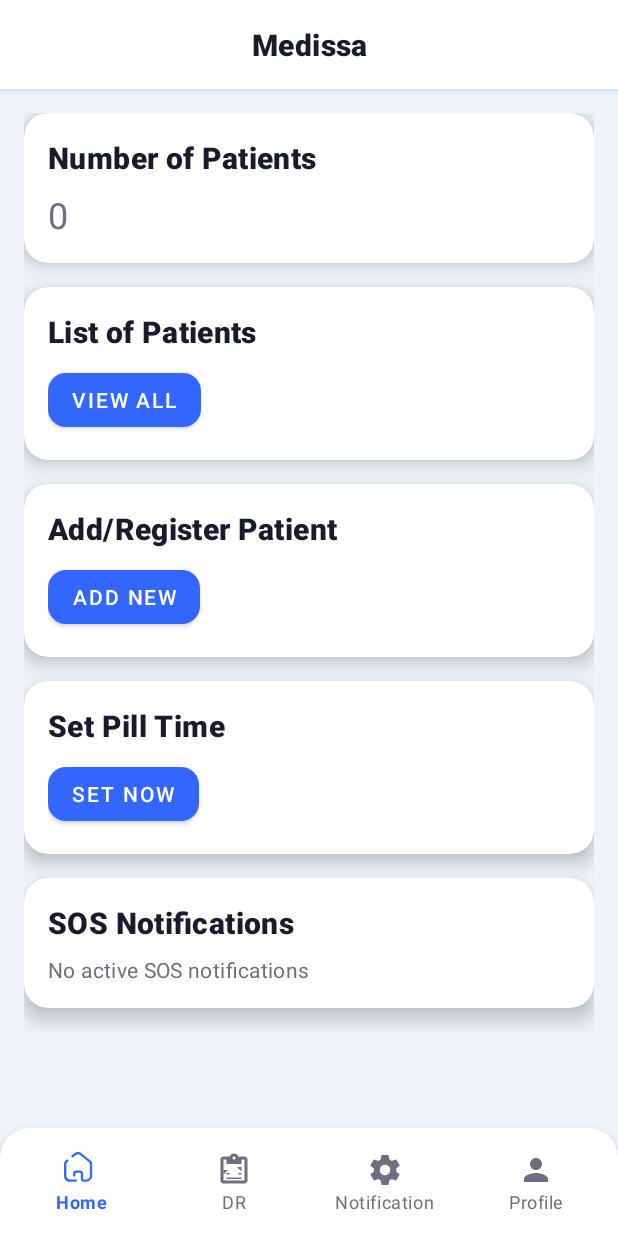
After one commit to mr-chetan-66/Automated-Medicine-Dispenser-AMDs-, an Android app: the NurseDashboardFragment screen opened directly, with no data from a screen before it, on a phone screen of 412 x 824 dp. The commit adds this screen. Run offline under Robolectric (Android 15) with nearby library versions, the phone set to English and light mode, and no system bars; our stand-ins replace CircleImageView, Firebase (no records; nobody signed in at launch, a user with empty details on screens opened directly).

```diff
--- /dev/null
+++ b/app/src/main/java/com/tsa/medissa/NurseDashboardFragment.kt
@@ -0,0 +1,69 @@
+package com.tsa.medissa
+
+
+import android.os.Bundle
+import android.view.LayoutInflater
+import android.view.View
+import android.view.ViewGroup
+import android.widget.TextView
+import android.widget.Toast
+import androidx.fragment.app.Fragment
+import com.google.android.material.button.MaterialButton
+import com.google.firebase.database.*
+
+class NurseDashboardFragment : Fragment() {
+
+    override fun onCreateView(
+        inflater: LayoutInflater, container: ViewGroup?,
+        savedInstanceState: Bundle?
+    ): View? {
+        return inflater.inflate(R.layout.nurse_dashboard_activity, container, false)
+    }
+
+    override fun onViewCreated(view: View, savedInstanceState: Bundle?) {
+        super.onViewCreated(view, savedInstanceState)
+
+        // ✅ Set Pill Schedule button
+        val btnSetPillSchedule = view.findViewById<MaterialButton>(R.id.btnSetPillSchedule)
+        btnSetPillSchedule.setOnClickListener {
+            parentFragmentManager.beginTransaction()
+                .replace(R.id.fragment_container, SetPillScheduleFragment())
+                .addToBackStack(null)
+                .commit()
+        }
+
+        // ✅ Add Patient button (Properly declared now)
+        val addPatientButton = view.findViewById<MaterialButton>(R.id.addPatientButton)
+        addPatientButton.setOnClickListener {
+            parentFragmentManager.beginTransaction()
+                .replace(R.id.fragment_container, AssignMachineFragment())
+                .addToBackStack(null)
+                .commit()
+        }
+
+        // ✅ Display patient count
+        val patientCountText = view.findViewById<TextView>(R.id.patientCountText)
+        FirebaseDatabase.getInstance().getReference("patients")
+            .addListenerForSingleValueEvent(object : ValueEventListener {
+                override fun onDataChange(snapshot: DataSnapshot) {
+                    val count = snapshot.childrenCount
+                    patientCountText.text = count.toString()
+                }
+
+                override fun onCancelled(error: DatabaseError) {
+                    patientCountText.text = "Error"
+                    Toast.makeText(requireContext(), "Failed to load patient count", Toast.LENGTH_SHORT).show()
+                }
+            })
+
+        // ✅ View All Patients button
+        val viewPatientsButton = view.findViewById<MaterialButton>(R.id.viewPatientsButton)
+        viewPatientsButton.setOnClickListener {
+            Toast.makeText(requireContext(), "View All Patients (Coming Soon)", Toast.LENGTH_SHORT).show()
+
+            // Uncomment when ready:
+            // val intent = Intent(requireContext(), PatientListActivity::class.java)
+            // startActivity(intent)
+        }
+    }
+}
--- a/app/src/main/java/com/tsa/medissa/NurseNavbar.kt
+++ b/app/src/main/java/com/tsa/medissa/NurseNavbar.kt
@@ -5,27 +5,33 @@ import android.widget.Toast
 import androidx.activity.OnBackPressedCallback
 import androidx.appcompat.app.AppCompatActivity
 import androidx.fragment.app.Fragment
+import androidx.fragment.app.commit
 import com.google.android.material.bottomnavigation.BottomNavigationView
 
 class NurseNavbar : AppCompatActivity() {
+
     private lateinit var bottomNavigationView: BottomNavigationView
     private var backPressedTime = 0L
+    private var homeFragment: NurseDashboardFragment? = null
 
     override fun onCreate(savedInstanceState: Bundle?) {
         super.onCreate(savedInstanceState)
         setContentView(R.layout.nurse_navbar)
+
         Toast.makeText(this, "Welcome to Medissa!", Toast.LENGTH_SHORT).show()
         bottomNavigationView = findViewById(R.id.bottom_navigation)
 
-        loadFragment(HomeFragment())
-        // Handle bottom navigation item selection
-        bottomNavigationView.setOnItemSelectedListener { item ->
-            val selectedFragment: Fragment = when (item.itemId) {
-                R.id.nav_home -> HomeFragment()
+        // Load default home fragment
+        loadFragment(NurseDashboardFragment())
+
+        // Setup bottom navigation
+        bottomNavigationView.setOnItemSelectedListener {
+            val selectedFragment = when (it.itemId) {
+                R.id.nav_home -> NurseDashboardFragment()
                 R.id.nav_dr -> DrDr()
-                R.id.nav_profile -> ProfileDocFragment()
+                R.id.nav_profile -> PatientProfile()
                 R.id.nav_noti -> NotiDoc()
-                else -> HomeFragment()
+                else -> NurseDashboardFragment()
             }
             loadFragment(selectedFragment)
             true
@@ -34,31 +40,26 @@ class NurseNavbar : AppCompatActivity() {
         handleBackPress()
     }
 
-    private var homeFragment: HomeFragment? = null
-
     private fun loadFragment(newFragment: Fragment) {
-        val fragmentToLoad: Fragment = if (newFragment is HomeFragment && homeFragment != null) {
-            homeFragment!! // Safe to use !! here because we checked for null
+        val fragmentToLoad = if (newFragment is NurseDashboardFragment && homeFragment != null) {
+            homeFragment!!
         } else {
-            if (newFragment is HomeFragment) homeFragment = newFragment
-            newFragment // This is guaranteed to be non-null
+            if (newFragment is NurseDashboardFragment) homeFragment = newFragment
+            newFragment
         }
 
-        supportFragmentManager.beginTransaction()
-            .replace(R.id.fragment_container, fragmentToLoad)
-            .commit()
+        supportFragmentManager.commit {
+            replace(R.id.fragment_container, fragmentToLoad)
+        }
     }
 
     private fun handleBackPress() {
         onBackPressedDispatcher.addCallback(this, object : OnBackPressedCallback(true) {
             override fun handleOnBackPressed() {
                 val currentTime = System.currentTimeMillis()
-
-                // If back button is pressed within 2 seconds, exit the app
                 if (currentTime - backPressedTime <= 2000) {
-                    finish() // Exit the app
+                    finish()
                 } else {
-                    // Show a Toast asking for confirmation
                     Toast.makeText(
                         this@NurseNavbar,
                         "Press back again to exit",
--- a/app/src/main/java/com/tsa/medissa/PatientNavbar.kt
+++ b/app/src/main/java/com/tsa/medissa/PatientNavbar.kt
@@ -33,7 +33,7 @@ class PatientNavbar : AppCompatActivity() {
     private var profileFragment: PatientProfile? = null
 
     private fun loadFragment(newFragment: Fragment) {
-        val fragmentToLoad: Fragment = if (newFragment is HomeFragment && profileFragment != null) {
+        val fragmentToLoad: Fragment = if (newFragment is NurseDashboardFragment && profileFragment != null) {
             profileFragment!! // Safe to use !! here because we checked for null
         } else {
             if (newFragment is PatientProfile) profileFragment = newFragment
--- a/app/src/main/java/com/tsa/medissa/MainActivity.kt
+++ b/app/src/main/java/com/tsa/medissa/UserTypeMainActivity.kt
@@ -5,7 +5,7 @@ import android.os.Bundle
 import androidx.appcompat.app.AppCompatActivity
 import com.google.android.material.card.MaterialCardView
 
-class MainActivity : AppCompatActivity() {
+class UserTypeMainActivity : AppCompatActivity() {
 
     override fun onCreate(savedInstanceState: Bundle?) {
         super.onCreate(savedInstanceState)
--- a/app/src/main/res/layout/homefragment.xml
+++ b/app/src/main/res/layout/nurse_dashboard_activity.xml
@@ -120,6 +120,36 @@
                 </LinearLayout>
             </com.google.android.material.card.MaterialCardView>
 
+            <!-- Set Pill Time Card -->
+            <com.google.android.material.card.MaterialCardView
+                style="@style/Widget.App.CardView"
+                android:layout_width="match_parent"
+                android:layout_height="wrap_content"
+                android:layout_marginBottom="@dimen/spacing_large">
+
+                <LinearLayout
+                    android:layout_width="match_parent"
+                    android:layout_height="wrap_content"
+                    android:orientation="vertical"
+                    android:padding="@dimen/spacing_large">
+
+                    <TextView
+                        android:layout_width="wrap_content"
+                        android:layout_height="wrap_content"
+                        android:text="Set Pill Time"
+                        style="@style/TextAppearance.App.Title" />
+
+                    <com.google.android.material.button.MaterialButton
+                        android:id="@+id/btnSetPillSchedule"
+                        android:layout_width="wrap_content"
+                        android:layout_height="wrap_content"
+                        android:layout_marginTop="@dimen/spacing_medium"
+                        android:text="Set Now"
+                        style="@style/Widget.App.Button" />
+                </LinearLayout>
+            </com.google.android.material.card.MaterialCardView>
+
+
             <!-- SOS Notifications Card -->
             <com.google.android.material.card.MaterialCardView
                 style="@style/Widget.App.CardView"
--- a/app/src/main/res/layout/nurse_navbar.xml
+++ b/app/src/main/res/layout/nurse_navbar.xml
@@ -6,16 +6,14 @@
     android:layout_height="match_parent"
     android:theme="@style/AppTheme">
 
-    <FrameLayout
+    <androidx.fragment.app.FragmentContainerView
         android:id="@+id/fragment_container"
         android:layout_width="match_parent"
-        android:layout_height="match_parent"
-        app:layout_constraintBottom_toBottomOf="parent"
-        app:layout_constraintEnd_toEndOf="parent"
-        app:layout_constraintHorizontal_bias="0.0"
+        android:layout_height="0dp"
+        app:layout_constraintTop_toTopOf="parent"
+        app:layout_constraintBottom_toTopOf="@id/bottom_navigation"
         app:layout_constraintStart_toStartOf="parent"
-        app:layout_constraintTop_toTopOf="parent"
-        app:layout_constraintVertical_bias="0.0" />
+        app:layout_constraintEnd_toEndOf="parent" />
 
     <com.google.android.material.bottomnavigation.BottomNavigationView
         android:id="@+id/bottom_navigation"
--- a/app/src/main/res/navigation/nav_graph.xml
+++ b/app/src/main/res/navigation/nav_graph.xml
@@ -5,7 +5,7 @@
 
     <fragment
         android:id="@+id/doctorHomeFragment"
-        android:name="com.tsa.medissa.HomeFragment"
+        android:name="com.tsa.medissa.NurseDashboardFragment"
         android:label="Doctor Home">
 
         <action
```
Also changed, not shown: app/build.gradle.kts (+20 -0 lines), app/src/main/AndroidManifest.xml (+22 -8 lines), app/src/main/java/com/tsa/medissa/HomeFragment.kt (deleted, +0 -17 lines), app/src/main/java/com/tsa/medissa/NurseStart.kt (+10 -0 lines), app/src/main/java/com/tsa/medissa/SetPillScheduleActivity.kt (renamed from app/src/main/java/com/tsa/medissa/SetTimeActivity.kt, +110 -60 lines), app/src/main/res/layout/activity_set_pill_schedule.xml (added, +104 -0 lines), app/src/main/res/layout/activity_set_time.xml (deleted, +0 -69 lines), 3 other files.
